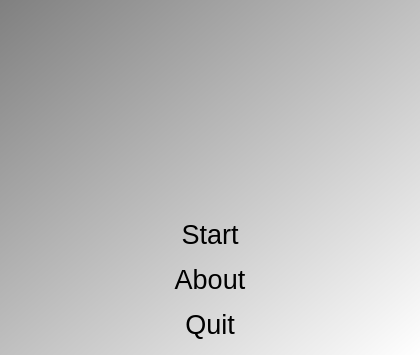
richelbilderbeek/QuadraticSolver, file qtquadraticsolvermenudialog.ui: the form before one commit.
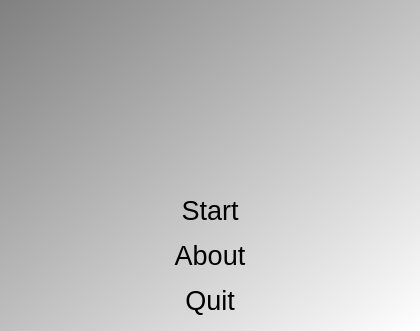
The form after the commit. Icons and pictures are not drawn.

```diff
--- a/qtquadraticsolvermenudialog.ui
+++ b/qtquadraticsolvermenudialog.ui
@@ -7,7 +7,7 @@
     <x>0</x>
     <y>0</y>
     <width>420</width>
-    <height>355</height>
+    <height>331</height>
    </rect>
   </property>
   <property name="font">
```
Left out of the diff: 4 changed lines with no effect on the pictures.
